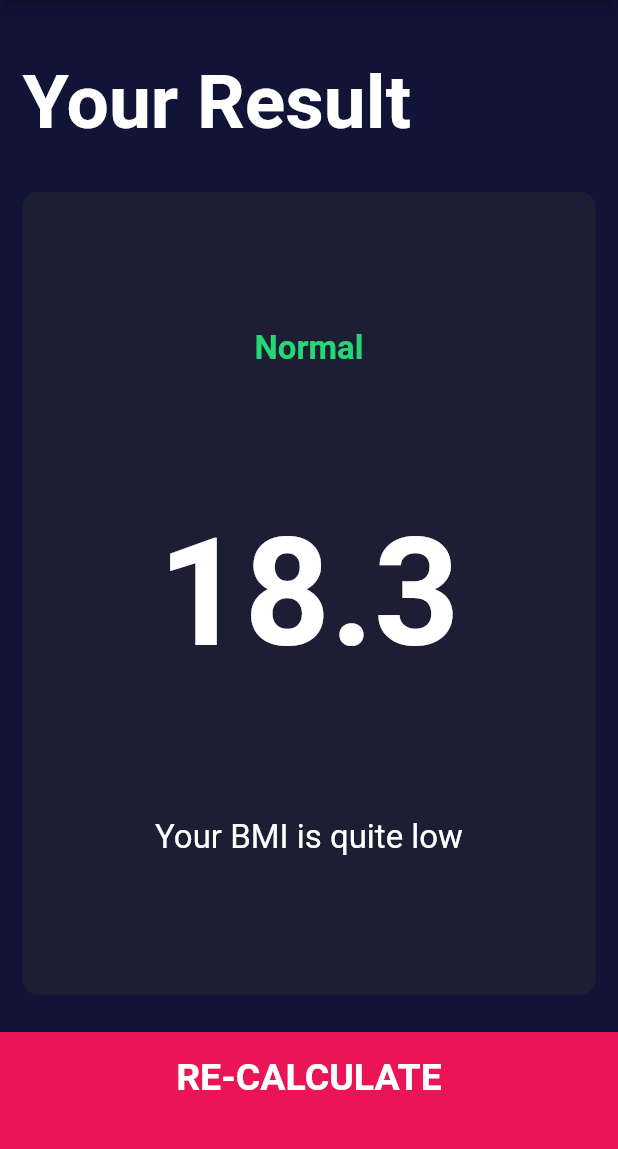
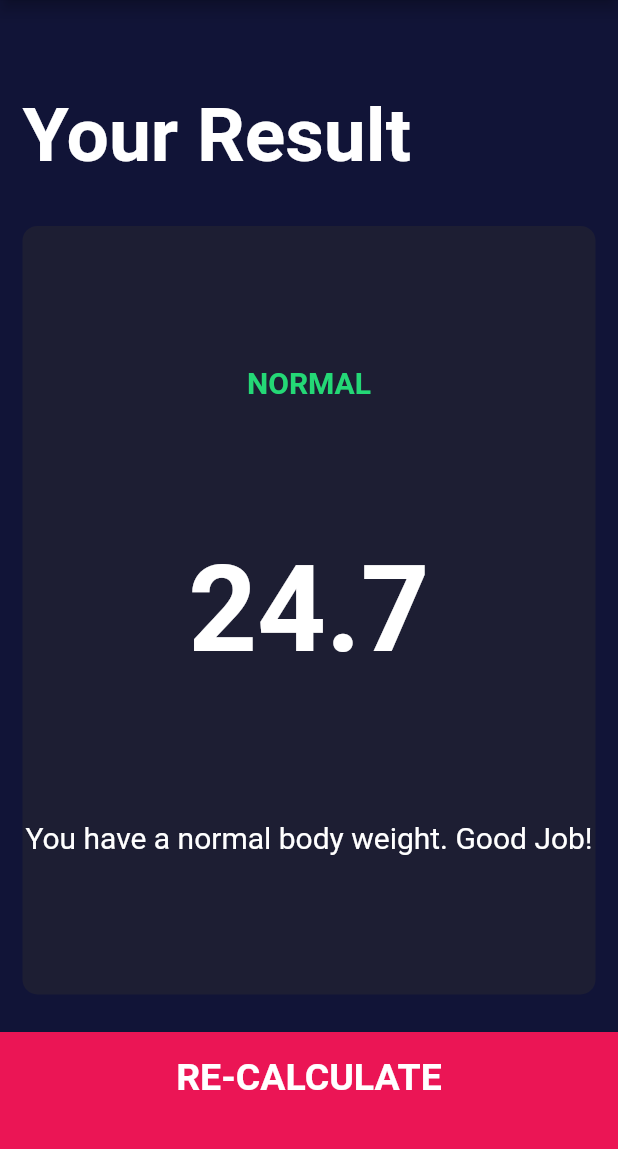
Before and after one commit to yugantkadu/bmi_calculator_app, a Flutter app: the screen it shows after launch, after a tap on "Calculate", on a phone screen of 412 x 824 dp, the part 84-1233 px from its top. Run offline on Flutter 3.47's test engine with Material 2 defaults, Android fonts, the phone set to English and light mode, and no system bars; our stand-ins replace font_awesome_flutter.

Commit message:
Changes with debug and Result page

```diff
--- a/lib/calculator_brain.dart
+++ b/lib/calculator_brain.dart
@@ -1,7 +1,10 @@
 import 'dart:math';
 
 class CalculatorBrain {
-  CalculatorBrain({this.height, this.weight});
+  CalculatorBrain({this.height, this.weight}){
+
+    this.calculateBMI();
+  }
 
   final int height;
   final int weight;
@@ -9,18 +12,12 @@ class CalculatorBrain {
   double _bmi;
 
   String calculateBMI() {
-    double _bmi = weight / pow(height/100, 2);
-    _bmi.toStringAsFixed(1);
+    _bmi = weight / pow(height/100, 2);
+    return _bmi.toStringAsFixed(1);
   }
 
   String getResult() {
-    if (_bmi >= 25)  {
-      return 'Overweight';
-    } else if (_bmi > 18.5) {
-      return 'Normal';
-    } else {
-      return 'UnderWeight';
-    }
+    return _bmi > 25 ? 'Overweight' : _bmi > 18.5 ? 'Normal' : 'Underweight';
   }
 
   String getInterpretation() {
--- a/lib/constants.dart
+++ b/lib/constants.dart
@@ -28,15 +28,15 @@ const kTitleTextStyle = TextStyle(
 
 const resultTextStyle = TextStyle(
   color: Color(0xFF24D876),
-  fontSize: 22,
+  fontSize: 20,
   fontWeight: FontWeight.bold,
 );
 
 const kBMITextStyle = TextStyle(
-  fontSize: 100,
+  fontSize: 80,
   fontWeight: FontWeight.bold,
 );
 
 const kBodyTextStyle = TextStyle(
-  fontSize: 22,
+  fontSize: 20,
 );
--- a/lib/main.dart
+++ b/lib/main.dart
@@ -7,6 +7,7 @@ class BMICalculator extends StatelessWidget {
   @override
   Widget build(BuildContext context) {
     return MaterialApp(
+        debugShowCheckedModeBanner: false,
       theme: ThemeData.dark().copyWith(
         primaryColor: Color(0xFF0D132F),
         scaffoldBackgroundColor: Color(0xFF111437),
--- a/lib/screens/input_file.dart
+++ b/lib/screens/input_file.dart
@@ -7,6 +7,7 @@ import '../constants.dart';
 import 'results_page.dart';
 import '../components/bottom_button.dart';
 import '../components/round_icon_button.dart';
+import 'package:bmicalculatorapp/calculator_brain.dart';
 
 enum Gender { male, female }
 
@@ -211,10 +212,17 @@ class _InputPageState extends State<InputPage> {
           BottomButton(
             buttonTitle: 'Calculate',
             onTap: () {
+
+              CalculatorBrain calc = CalculatorBrain(height: height, weight: weight);
+
               Navigator.push(
                 context,
                 MaterialPageRoute(
-                  builder: (context) => ResultsPage(),
+                  builder: (context) => ResultsPage(
+                    bmiResult: calc.calculateBMI(),
+                    resultText: calc.getResult(),
+                    interpretation: calc.getInterpretation(),
+                  ),
                 ),
               );
             },
--- a/lib/screens/results_page.dart
+++ b/lib/screens/results_page.dart
@@ -5,6 +5,13 @@ import 'package:flutter/material.dart';
 import '../constants.dart';
 
 class ResultsPage extends StatelessWidget {
+
+  ResultsPage({@required this.bmiResult, @required this.resultText, @required this.interpretation});
+
+  final String bmiResult;
+  final String resultText;
+  final String interpretation;
+
   @override
   Widget build(BuildContext context) {
     return Scaffold(
@@ -23,16 +30,16 @@ class ResultsPage extends StatelessWidget {
             ),
           ),
           Expanded(
-            flex: 5,
+            flex: 4,
             child: ReusableCard(
               colour: kActiveCardColour,
               cardChild: Column(
                 mainAxisAlignment: MainAxisAlignment.spaceEvenly,
                 crossAxisAlignment: CrossAxisAlignment.center,
                 children: <Widget>[
-                  Text('Normal', style: resultTextStyle),
-                  Text('18.3', style: kBMITextStyle,),
-                  Text('Your BMI is quite low', textAlign: TextAlign.center,style: kBodyTextStyle,),
+                  Text(resultText.toUpperCase(), style: resultTextStyle),
+                  Text(bmiResult, style: kBMITextStyle,),
+                  Text(interpretation, textAlign: TextAlign.center,style: kBodyTextStyle,),
                 ],
               ),
             ),
```
